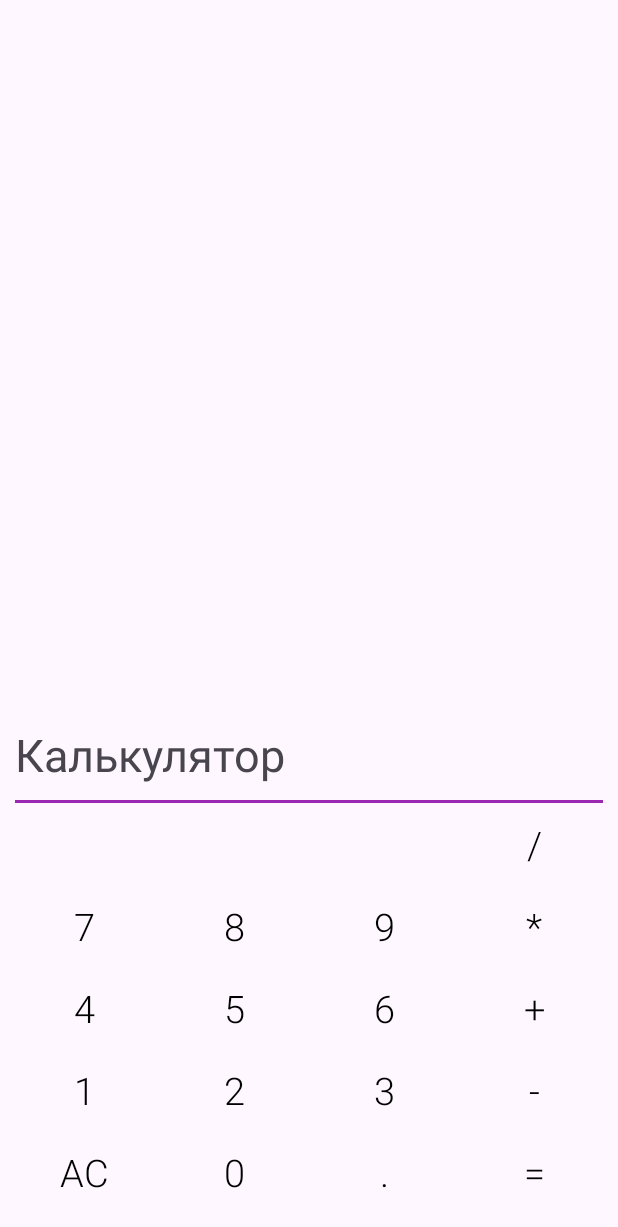
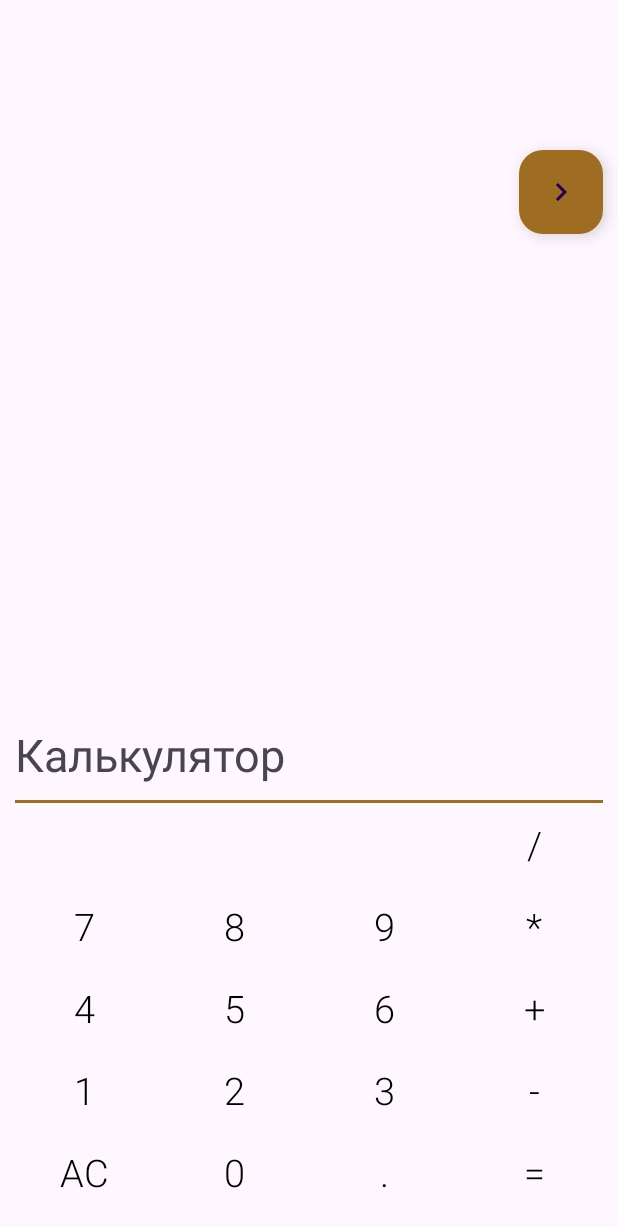
Before and after one commit to KirillTalashko/Calculator, an Android app: the screen it shows after launch (MainActivity), on a phone screen of 412 x 824 dp. Shown: the top 1227 px of the screen. Run offline under Robolectric (Android 15) with nearby library versions, the phone set to English and light mode, and no system bars.

Commit message:
I made a new layout for View to work with. I also created an Activity to work with the new layout (SettingActivity). Asked findViewById() on View binding. Transitioned between Activities. Added a new Activity to Manifest.

```diff
--- a/app/build.gradle.kts
+++ b/app/build.gradle.kts
@@ -33,6 +33,9 @@ android {
     kotlinOptions {
         jvmTarget = "1.8"
     }
+    buildFeatures{
+        viewBinding = true
+    }
 }
 
 dependencies {
--- a/app/src/main/AndroidManifest.xml
+++ b/app/src/main/AndroidManifest.xml
@@ -21,6 +21,10 @@
                 <category android:name="android.intent.category.LAUNCHER" />
             </intent-filter>
         </activity>
+        <activity
+            android:name=".SettingActivity"
+            android:exported="true">
+        </activity>
     </application>
 
 </manifest>
--- a/app/src/main/java/com/example/calculator/MainActivity.kt
+++ b/app/src/main/java/com/example/calculator/MainActivity.kt
@@ -1,5 +1,6 @@
 package com.example.calculator
 
+import android.content.Intent
 import android.os.Bundle
 import android.util.Log
 import android.widget.Button
@@ -8,100 +9,98 @@ import androidx.activity.enableEdgeToEdge
 import androidx.appcompat.app.AppCompatActivity
 import androidx.core.view.ViewCompat
 import androidx.core.view.WindowInsetsCompat
+import com.example.calculator.databinding.ActivityMainBinding
 
 class MainActivity : AppCompatActivity() {
     private val str = StringBuilder()
     private var beforeSign = ""
     private var afterSiqn = ""
     private var action = ""
+    private lateinit var binding: ActivityMainBinding
+
     companion object {
         const val KEY = "str"
     }
 
-    private val inputText by lazy { findViewById<TextView>(R.id.input_text) }
-
     override fun onCreate(savedInstanceState: Bundle?) {
         super.onCreate(savedInstanceState)
-        setContentView(R.layout.activity_main)
-        val button1 = findViewById<Button>(R.id.button_1)
-        val button2 = findViewById<Button>(R.id.button_2)
-        val button3 = findViewById<Button>(R.id.button_3)
-        val button4 = findViewById<Button>(R.id.button_4)
-        val button5 = findViewById<Button>(R.id.button_5)
-        val button6 = findViewById<Button>(R.id.button_6)
-        val button7 = findViewById<Button>(R.id.button_7)
-        val button8 = findViewById<Button>(R.id.button_8)
-        val button9 = findViewById<Button>(R.id.button_9)
-        val plus = findViewById<Button>(R.id.plus)
-        val minus = findViewById<Button>(R.id.minus)
-        val multiple = findViewById<Button>(R.id.multiple)
-        val divide = findViewById<Button>(R.id.divide)
-        val equally = findViewById<Button>(R.id.equally)
-        val delete = findViewById<Button>(R.id.delete)
-        val buttonPoint = findViewById<Button>(R.id.button)
+        binding = ActivityMainBinding.inflate(layoutInflater)
+        setContentView(binding.root)
+        initView()
+    }
 
-        button1.setOnClickListener {
-            inputText.text = str.append("1")
+    private fun initView(){
+        binding.delete.setOnClickListener {
+            str.clear()
+            binding.inputText.text = str.toString()
         }
-        button2.setOnClickListener {
-            inputText.text = str.append("2")
+        binding.button1.setOnClickListener {
+            binding.inputText.text = str.append(R.string._1)
         }
-        button3.setOnClickListener {
-            inputText.text = str.append("3")
+        binding.button2.setOnClickListener {
+            binding.inputText.text = str.append(R.string._2)
         }
-        button4.setOnClickListener {
-            inputText.text = str.append("4")
+        binding.button3.setOnClickListener {
+            binding.inputText.text = str.append(R.string._3)
         }
-        button5.setOnClickListener {
-            inputText.text = str.append("5")
+        binding.button4.setOnClickListener {
+            binding.inputText.text = str.append(R.string._4)
         }
-        button6.setOnClickListener {
-            inputText.text = str.append("6")
+        binding.button5.setOnClickListener {
+            binding.inputText.text = str.append(R.string._5)
         }
-        button7.setOnClickListener {
-            inputText.text = str.append("7")
+        binding.button6.setOnClickListener {
+            binding.inputText.text = str.append(R.string._6)
         }
-        button8.setOnClickListener {
-            inputText.text = str.append("8")
+        binding.button7.setOnClickListener {
+            binding.inputText.text = str.append(R.string._7)
         }
-        button9.setOnClickListener {
-            inputText.text = str.append("9")
+        binding.button8.setOnClickListener {
+            binding.inputText.text = str.append(R.string._8)
         }
-        plus.setOnClickListener {
-            inputText.text = str.append("+")
+        binding.button9.setOnClickListener {
+            binding.inputText.text = str.append(R.string._9)
         }
-        minus.setOnClickListener {
-            inputText.text = str.append("-")
+        binding.button0.setOnClickListener{
+            binding.inputText.text = str.append(R.string._0)
         }
-        divide.setOnClickListener {
-            inputText.text = str.append("/")
+        binding.plus.setOnClickListener {
+            binding.inputText.text = str.append(R.string.plus)
         }
-        multiple.setOnClickListener {
-            inputText.text = str.append("*")
+        binding.minus.setOnClickListener {
+            binding.inputText.text = str.append(R.string.minus)
         }
-        buttonPoint.setOnClickListener {
-            inputText.text = str.append("")
+        binding.divide.setOnClickListener {
+            binding.inputText.text = str.append(R.string.divide)
         }
-        equally.setOnClickListener {
+        binding.multiple.setOnClickListener {
+            binding.inputText.text = str.append(R.string.multipli)
+        }
+        binding.buttonPoint.setOnClickListener{
+            binding.inputText.text = str.append(R.string.button_point)
+        }
+        binding.equally.setOnClickListener {
             calculate()
         }
-        delete.setOnClickListener {
-            str.clear()
-            inputText.text = str.toString()
+        binding.buttonSettings.setOnClickListener {
+            val intent = Intent(this@MainActivity, SettingActivity::class.java)
+            startActivity(intent)
+            finish()
         }
     }
 
     private fun calculate() {
         try {
             val input = str.toString() //преобразуем в string
-            val numbers = input.split(Regex("[+-/*]")) //разделяем наш массив на разные вводные данные
+            val numbers =
+                input.split(Regex("[+-/*]")) //разделяем наш массив на разные вводные данные
             if (numbers.size >= 2) {
                 beforeSign = numbers[0]
                 afterSiqn = numbers[1]
                 action = input[numbers[0].length].toString()
                 Log.i("youTag", "a = $beforeSign, b = $afterSiqn, action = $action")
                 val result = when (action) {
-                    resources.getString(R.string.divide)-> beforeSign.toDouble() / afterSiqn.toDouble()
+                    resources.getString(R.string.divide) -> beforeSign.toDouble() / afterSiqn.toDouble()
                     resources.getString(R.string.multipli) -> beforeSign.toDouble() * afterSiqn.toDouble()
                     resources.getString(R.string.minus) -> beforeSign.toDouble() - afterSiqn.toDouble()
                     resources.getString(R.string.plus) -> beforeSign.toDouble() + afterSiqn.toDouble()
@@ -109,7 +108,7 @@ class MainActivity : AppCompatActivity() {
                         throw Exception("Error action")
                     }
                 }
-                inputText.text = result.toString()
+                binding.inputText.text = result.toString()
             } else {
                 Log.i("youTag", "Не правильно ввели числа")
             }
@@ -158,6 +157,6 @@ class MainActivity : AppCompatActivity() {
         super.onRestoreInstanceState(savedInstanceState)
         Log.i("youTag", "onRestoreInstanceState ${savedInstanceState.getString("str")}")
         str.append(savedInstanceState.getString(KEY))
-        inputText.text = savedInstanceState.getString(KEY)
+        binding.inputText.text = savedInstanceState.getString(KEY)
     }
 }
--- /dev/null
+++ b/app/src/main/res/drawable/ic_settings_button_forward.xml
@@ -0,0 +1,7 @@
+<vector xmlns:android="http://schemas.android.com/apk/res/android" android:autoMirrored="true" android:height="50dp" android:tint="#000000" android:viewportHeight="24" android:viewportWidth="24" android:width="50dp">
+
+    <path
+        android:fillColor="@android:color/white"
+        android:pathData="M8.59,16.59L13.17,12 8.59,7.41 10,6l6,6 -6,6 -1.41,-1.41z"/>
+
+</vector>
--- a/app/src/main/res/layout/activity_main.xml
+++ b/app/src/main/res/layout/activity_main.xml
@@ -4,6 +4,17 @@
     xmlns:app="http://schemas.android.com/apk/res-auto"
     android:layout_width="match_parent"
     android:layout_height="match_parent">
+
+    <com.google.android.material.floatingactionbutton.FloatingActionButton
+        android:id="@+id/button_settings"
+        android:layout_width="0dp"
+        android:layout_height="wrap_content"
+        app:layout_constraintTop_toTopOf="parent"
+        app:layout_constraintEnd_toEndOf="parent"
+        android:layout_marginTop="100dp"
+        android:layout_marginEnd="10dp"
+        android:backgroundTint="@color/brown"
+        android:src="@drawable/ic_settings_button_forward"/>
 
     <TextView
         android:id="@+id/input_text"
@@ -22,7 +33,7 @@
         android:layout_height="2dp"
         android:layout_marginHorizontal="10dp"
         app:layout_constraintBottom_toTopOf="@id/divide"
-        android:background="@color/purple"/>
+        android:background="@color/brown"/>
 
     <Button
         android:id="@+id/divide"
@@ -132,7 +143,7 @@
         android:layout_height="wrap_content"
         android:text="@string/_3"
         style="@style/Button_Style_Black"
-        app:layout_constraintBottom_toTopOf="@id/button"
+        app:layout_constraintBottom_toTopOf="@id/button_point"
         app:layout_constraintEnd_toStartOf="@id/minus"
         app:layout_constraintStart_toEndOf="@id/button_2"/>
 
@@ -165,10 +176,10 @@
         android:text="@string/equally"
         app:layout_constraintBottom_toBottomOf="parent"
         app:layout_constraintEnd_toEndOf="parent"
-        app:layout_constraintStart_toEndOf="@id/button" />
+        app:layout_constraintStart_toEndOf="@id/button_point" />
 
     <Button
-        android:id="@+id/button"
+        android:id="@+id/button_point"
         android:layout_width="wrap_content"
         android:layout_height="wrap_content"
         android:text="@string/button_point"
@@ -185,7 +196,7 @@
         android:text="@string/_0"
         style="@style/Button_Style_Black"
         android:layout_marginBottom="15dp"
-        app:layout_constraintEnd_toStartOf="@id/button"
+        app:layout_constraintEnd_toStartOf="@id/button_point"
         app:layout_constraintBottom_toBottomOf="parent"
         app:layout_constraintStart_toEndOf="@id/delete"/>
 
--- a/app/src/main/res/values/colors.xml
+++ b/app/src/main/res/values/colors.xml
@@ -3,4 +3,5 @@
     <color name="black">#FF000000</color>
     <color name="white">#FFFFFFFF</color>
     <color name="purple">#9C27B0</color>
+    <color name="brown">#9F6D21</color>
 </resources>
```
Also changed, not shown: app/src/main/java/com/example/calculator/SettingActivity.kt (added, +22 -0 lines), app/src/main/res/drawable/ic_settings_button_back.xml (added, +7 -0 lines), app/src/main/res/layout/setting_activity.xml (added, +146 -0 lines), app/src/main/res/values/strings.xml (+14 -0 lines).
